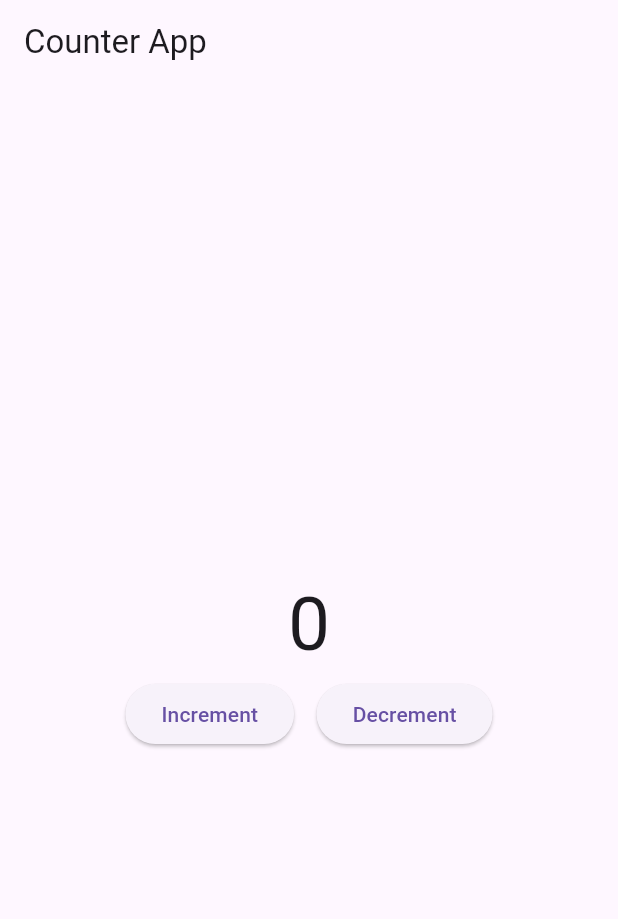
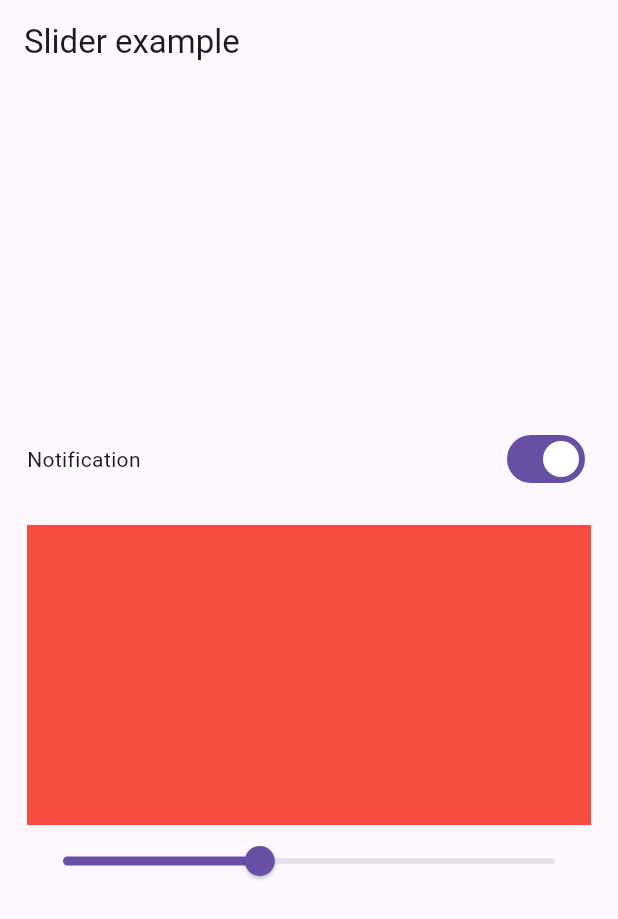
Before and after one commit to MostakAhmedShahad/CounterApp-by-Bloc, a Flutter app: the screen it shows after launch, on a phone screen of 412 x 824 dp. Shown: the top 919 px of the screen. Run offline on Flutter 3.47's test engine with Material 3 defaults, Android fonts, the phone set to English and light mode, and no system bars; our stand-ins replace equatable, flutter_bloc.

Commit message:
switch_ui

```diff
--- a/lib/bloc/counter/counter_bloc.dart
+++ b/lib/bloc/counter/counter_bloc.dart
@@ -1,19 +1,24 @@
 import 'package:app_10/bloc/counter/counter_event.dart';
 import 'package:app_10/bloc/counter/counter_state.dart';
+import 'package:flutter_bloc/flutter_bloc.dart';
 
-import 'package:flutter_bloc/flutter_bloc.dart';
-import 'package:bloc/bloc.dart';
+ class CounterBloc extends Bloc<CounterEvent, CounterState> {
 
-class CounterBloc extends Bloc<CounterEvent, CounterState> {
-  CounterBloc() : super(CounterState()) {
+  CounterBloc() : super(const CounterState()) {
     on<IncrementCounter>(_increment);
     on<DecrementCounter>(_decrement);
   }
-  void _increment(IncrementCounter event, Emitter<CounterState> emit) {
-    emit(state.copyWith(counter: state.counter + 1));
+
+
+  void _increment(IncrementCounter event, Emitter<CounterState> emit){
+
+    emit(state.copyWith(counter: state.counter+1));
+
   }
+  void _decrement(DecrementCounter event,Emitter<CounterState>emit){
 
-  void _decrement(DecrementCounter event, Emitter<CounterState> emit) {
-    emit(state.copyWith(counter: state.counter - 1));
+    emit(state.copyWith(counter: state.counter-1));
+
+
   }
-}
+ }
--- a/lib/bloc/counter/counter_event.dart
+++ b/lib/bloc/counter/counter_event.dart
@@ -2,6 +2,7 @@ import 'package:equatable/equatable.dart';
 
 abstract class CounterEvent extends Equatable {
   const CounterEvent();
+
   @override
   List<Object> get props => [];
 }
--- a/lib/bloc/counter/counter_state.dart
+++ b/lib/bloc/counter/counter_state.dart
@@ -1,14 +1,13 @@
 import 'package:equatable/equatable.dart';
 
-class CounterState extends Equatable {
+
+class CounterState {
+
   final int counter;
-  const CounterState({this.counter = 0});
+  const CounterState({this.counter=0});
 
-  CounterState copyWith({int? counter}) {
-    return CounterState(counter: counter ?? this.counter);
+  CounterState copyWith ({int? counter}){
+
+    return CounterState(counter: counter?? this.counter);
   }
-
-  @override
-  // TODO: implement props
-  List<Object?> get props => [counter];
 }
--- a/lib/main.dart
+++ b/lib/main.dart
@@ -1,5 +1,6 @@
 import 'package:app_10/bloc/counter/counter_bloc.dart';
 import 'package:app_10/ui/counter_screen.dart';
+import 'package:app_10/ui/slider_switch/slider_switch_screen.dart';
 import 'package:flutter/material.dart';
 import 'package:flutter_bloc/flutter_bloc.dart';
 
@@ -16,7 +17,7 @@ class MyApp extends StatelessWidget {
       create: (context) => CounterBloc(),
       child: const MaterialApp(
         debugShowCheckedModeBanner: false,
-        home: CounterScreen(),
+        home: SliderSwitchScreen(),
       ),
     );
   }
--- a/lib/ui/counter_screen.dart
+++ b/lib/ui/counter_screen.dart
@@ -25,11 +25,9 @@ class _CounterScreenState extends State<CounterScreen> {
         children: [
           BlocBuilder<CounterBloc, CounterState>(
             builder: (context, state) {
-              return Center(
-                child: Text(
-                  state.counter.toString(),
-                  style: TextStyle(fontSize: 50),
-                ),
+              return Text(
+                state.counter.toString(),
+                style: TextStyle(fontSize: 25),
               );
             },
           ),
@@ -43,7 +41,7 @@ class _CounterScreenState extends State<CounterScreen> {
                   },
                   child: Text('Increment')),
               SizedBox(
-                width: 15,
+                width: 16,
               ),
               ElevatedButton(
                   onPressed: () {
--- /dev/null
+++ b/lib/ui/slider_switch/slider_switch_screen.dart
@@ -0,0 +1,45 @@
+import 'package:flutter/material.dart';
+import 'package:flutter/widgets.dart';
+
+class SliderSwitchScreen extends StatefulWidget {
+  const SliderSwitchScreen({super.key});
+
+  @override
+  State<SliderSwitchScreen> createState() => _SliderSwitchScreenState();
+}
+
+class _SliderSwitchScreenState extends State<SliderSwitchScreen> {
+  @override
+  Widget build(BuildContext context) {
+    return Scaffold(
+      appBar: AppBar(
+        title: Text('Slider example'),
+      ),
+      body: Padding(
+        padding: const EdgeInsets.all(18.0),
+        child: Column(
+          mainAxisAlignment: MainAxisAlignment.center,
+          children: [
+            Row(
+              mainAxisAlignment: MainAxisAlignment.spaceBetween,
+              children: [
+                Text("Notification"),
+                Switch(value: true, onChanged: (newValue) {}),
+              ],
+            ),
+            SizedBox(height: 20,),
+            Container(
+              height: 200,
+              width: double.infinity,
+              color: Colors.red.withOpacity(.95),
+
+
+            ),
+
+            Slider(value: .4, onChanged: (value){})
+          ],
+        ),
+      ),
+    );
+  }
+}
```
Also changed, not shown: lib/bloc/slider_switch/switch_bloc.dart (added), lib/bloc/slider_switch/switch_event.dart (added), lib/bloc/slider_switch/switch_state.dart (added).
